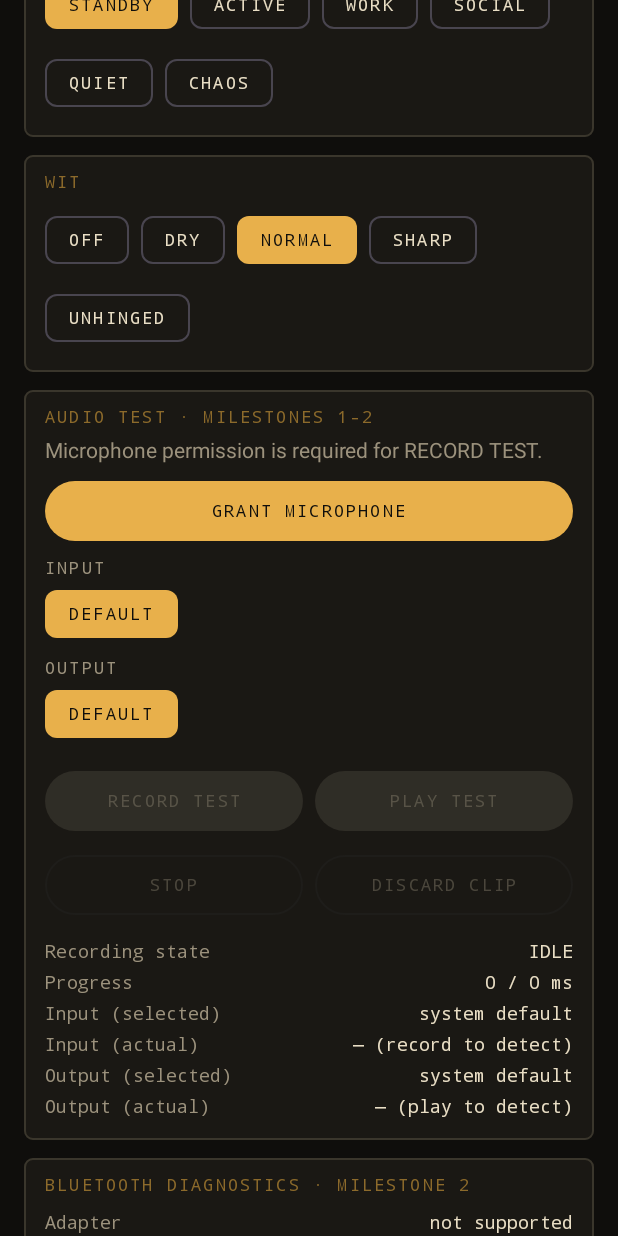
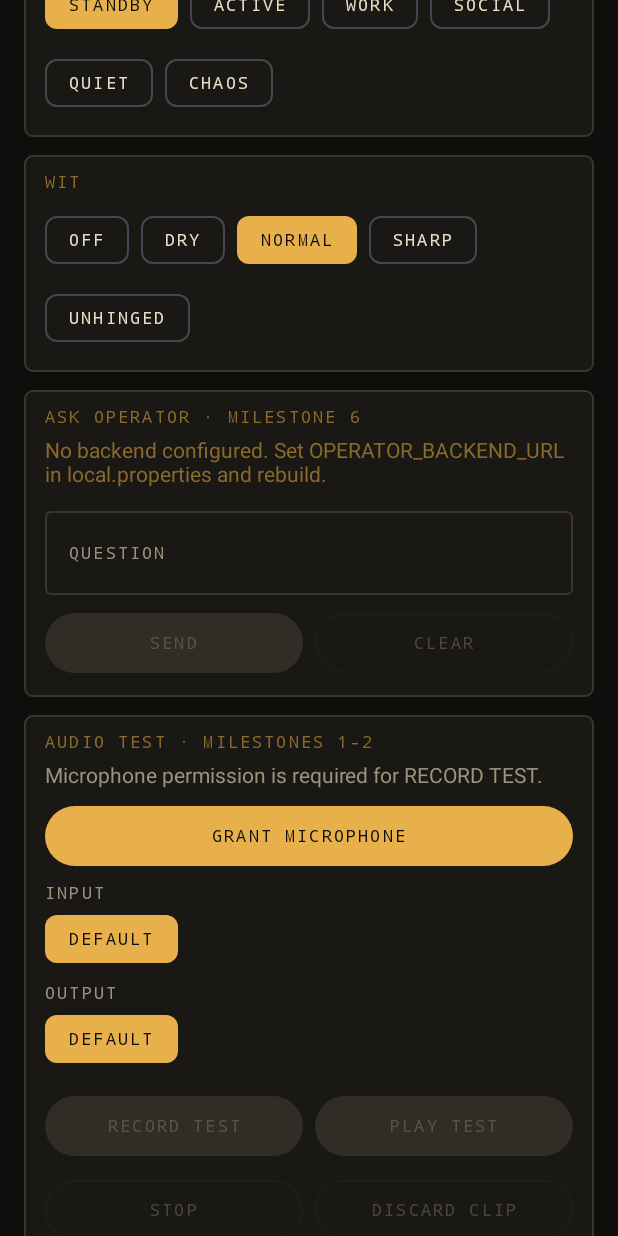
Before and after one commit to kadecarlson2006-hash/Operator, an Android app built with Jetpack Compose: the composable OperatorScreen shown on its own in the app's theme, scrolled down 576 dp, on a phone screen of 412 x 824 dp. Run offline under Robolectric (Android 15) with nearby library versions, the phone set to English and light mode, and no system bars; pictures from the network do not load.

Commit message:
Milestone 6 (app): Ask Operator panel over the backend
- OperatorBackend interface with a Ktor/OkHttp implementation, so the
  controller is testable with a fake and the phone still holds no provider
  credentials.
- AskOperatorController: one question in flight at a time, trims the
  prompt, records an end-to-end round trip on the shared LatencyTimeline,
  and turns transport and HTTP failures into readable messages.
- Ask Operator panel: question box, SEND, answer, model and upstream
  provider, tier with routing reason, prompt version, round trip coloured
  against the brief's latency targets, model latency, token counts.
- AI subsystem indicator reflects whether a backend URL is configured.
- Debug-only manifest allows cleartext so a laptop-hosted backend works in
  development; release builds keep Android's default.

Not yet compiled: the authoring sandbox has no Android SDK, so the CI build
job is the first check of this module. Three unit tests are included.

Co-Authored-By: Claude Opus 5 <noreply@anthropic.com>
Claude-Session: https://claude.ai/code/session_01RSVuzNsR9uqJ4MN3wgyWua

```diff
--- a/app/build.gradle.kts
+++ b/app/build.gradle.kts
@@ -32,7 +32,7 @@ android {
         minSdk = libs.versions.minSdk.get().toInt()
         targetSdk = libs.versions.targetSdk.get().toInt()
         versionCode = 1
-        versionName = "0.3.0-m3"
+        versionName = "0.6.0-m6"
 
         // Meta Wearables DAT attestation. "0"/"0" = Developer Mode (Meta AI app must have Developer Mode on).
         manifestPlaceholders["mwdat_application_id"] = configValue("MWDAT_APPLICATION_ID", "0")
@@ -85,6 +85,10 @@ dependencies {
     }
 
     implementation(libs.kotlinx.coroutines.android)
+    implementation(libs.ktor.client.core)
+    implementation(libs.ktor.client.okhttp)
+    implementation(libs.ktor.client.content.negotiation)
+    implementation(libs.ktor.serialization.kotlinx.json)
     implementation(libs.androidx.core.ktx)
     implementation(libs.androidx.activity.compose)
     implementation(libs.androidx.lifecycle.runtime.compose)
--- a/app/src/main/kotlin/com/operator/app/MainActivity.kt
+++ b/app/src/main/kotlin/com/operator/app/MainActivity.kt
@@ -70,6 +70,9 @@ private fun OperatorRoot(viewModel: OperatorViewModel, activity: Activity) {
             onRefresh = viewModel::refreshPermissions,
             onClearRouteLog = viewModel::clearRouteLog,
             onGlassesAction = { action -> viewModel.runGlassesAction(action, activity) },
+            onAskPromptChange = viewModel::setAskPrompt,
+            onAskSend = viewModel::sendAsk,
+            onAskClear = viewModel::clearAsk,
         )
     }
 
--- a/app/src/main/kotlin/com/operator/app/ui/OperatorScreen.kt
+++ b/app/src/main/kotlin/com/operator/app/ui/OperatorScreen.kt
@@ -17,6 +17,8 @@ import androidx.compose.material3.ButtonDefaults
 import androidx.compose.material3.FilterChip
 import androidx.compose.material3.FilterChipDefaults
 import androidx.compose.material3.LinearProgressIndicator
+import androidx.compose.material3.OutlinedTextField
+import androidx.compose.material3.OutlinedTextFieldDefaults
 import androidx.compose.material3.MaterialTheme
 import androidx.compose.material3.OutlinedButton
 import androidx.compose.material3.Scaffold
@@ -61,6 +63,9 @@ data class OperatorActions(
     val onRefresh: () -> Unit = {},
     val onClearRouteLog: () -> Unit = {},
     val onGlassesAction: (GlassesAction) -> Unit = {},
+    val onAskPromptChange: (String) -> Unit = {},
+    val onAskSend: () -> Unit = {},
+    val onAskClear: () -> Unit = {},
 )
 
 @Composable
@@ -79,6 +84,7 @@ fun OperatorScreen(state: OperatorUiState, actions: OperatorActions) {
             ControlsPanel(state, actions)
             ModePanel(state, actions)
             WitPanel(state, actions)
+            AskOperatorPanel(state, actions)
             AudioTestPanel(state, actions)
             BluetoothPanel(state, actions)
             GlassesPanel(state, actions)
@@ -209,6 +215,80 @@ private fun RouteChips(
             SelectorChip(route.summary.uppercase(), selected = selected?.id == route.id, enabled = enabled) { onSelect(route) }
         }
     }
+}
+
+@Composable
+private fun AskOperatorPanel(state: OperatorUiState, actions: OperatorActions) {
+    val ask = state.ask
+    ConsolePanel("Ask Operator · Milestone 6") {
+        if (state.config.backendUrl.isNullOrBlank()) {
+            Text(
+                "No backend configured. Set OPERATOR_BACKEND_URL in local.properties and rebuild.",
+                style = MaterialTheme.typography.bodyMedium,
+                color = OperatorColors.AmberDim,
+            )
+            Spacer(Modifier.height(8.dp))
+        }
+        OutlinedTextField(
+            value = ask.prompt,
+            onValueChange = actions.onAskPromptChange,
+            modifier = Modifier.fillMaxWidth(),
+            enabled = !ask.inFlight,
+            label = { Text("QUESTION", style = MaterialTheme.typography.labelSmall) },
+            placeholder = { Text("Who played the villain in that film?", style = MaterialTheme.typography.bodyMedium) },
+            textStyle = MaterialTheme.typography.bodyMedium,
+            colors = OutlinedTextFieldDefaults.colors(
+                focusedBorderColor = OperatorColors.Amber,
+                unfocusedBorderColor = OperatorColors.Outline,
+                focusedTextColor = OperatorColors.Cream,
+                unfocusedTextColor = OperatorColors.Cream,
+                cursorColor = OperatorColors.Amber,
+                focusedLabelColor = OperatorColors.AmberDim,
+                unfocusedLabelColor = OperatorColors.CreamDim,
+            ),
+        )
+        Spacer(Modifier.height(8.dp))
+        Row(Modifier.fillMaxWidth(), horizontalArrangement = Arrangement.spacedBy(8.dp)) {
+            Button(
+                onClick = actions.onAskSend,
+                enabled = ask.canSend && !state.operator.muted,
+                modifier = Modifier.weight(1f),
+                colors = ButtonDefaults.buttonColors(containerColor = OperatorColors.Amber, contentColor = OperatorColors.Background),
+            ) { Text(if (ask.inFlight) "SENDING…" else "SEND", style = MaterialTheme.typography.labelSmall) }
+            OutlinedButton(onClick = actions.onAskClear, enabled = !ask.inFlight && (ask.answer != null || ask.error != null || ask.prompt.isNotEmpty()), modifier = Modifier.weight(1f)) {
+                Text("CLEAR", style = MaterialTheme.typography.labelSmall)
+            }
+        }
+        if (ask.inFlight) {
+            Spacer(Modifier.height(10.dp))
+            LinearProgressIndicator(modifier = Modifier.fillMaxWidth(), color = OperatorColors.Amber, trackColor = OperatorColors.Outline)
+        }
+        ask.answer?.let { answer ->
+            Spacer(Modifier.height(12.dp))
+            Text("OPERATOR", style = MaterialTheme.typography.labelSmall, color = OperatorColors.AmberDim)
+            Text(answer, style = MaterialTheme.typography.bodyMedium, color = OperatorColors.Cream, modifier = Modifier.padding(top = 4.dp))
+            Spacer(Modifier.height(10.dp))
+            KeyValueRow("Model", "${ask.model ?: "—"}${ask.upstreamProvider?.let { " · $it" } ?: ""}")
+            KeyValueRow("Tier", "${ask.tier ?: "—"}${ask.routingReason?.let { " ($it)" } ?: ""}")
+            KeyValueRow("Prompt version", ask.promptVersion ?: "— (none loaded)")
+            KeyValueRow("Round trip", ask.roundTripMillis?.let { "$it ms" } ?: "—", latencyColor(ask.roundTripMillis))
+            KeyValueRow("Model latency", ask.modelLatencyMillis?.let { "$it ms" } ?: "—")
+            KeyValueRow("Tokens in/out", "${ask.inputTokens ?: "—"} / ${ask.outputTokens ?: "—"}")
+            ask.costUsd?.let { KeyValueRow("Reported cost", "$%.6f".format(it)) }
+        }
+        ask.error?.let {
+            Spacer(Modifier.height(10.dp))
+            KeyValueRow("Error", it, OperatorColors.Alert)
+        }
+    }
+}
+
+/** Latency targets from the brief: under 1 s ideal, 1–1.5 s good, over 3 s harms conversation. */
+private fun latencyColor(millis: Long?) = when {
+    millis == null -> OperatorColors.Cream
+    millis < 1_000 -> OperatorColors.Signal
+    millis < 3_000 -> OperatorColors.Amber
+    else -> OperatorColors.Alert
 }
 
 @Composable
@@ -417,8 +497,8 @@ private fun DiagnosticsPanel(state: OperatorUiState) {
         KeyValueRow("Muted", if (state.operator.muted) "YES" else "no")
         KeyValueRow("May volunteer", if (state.operator.mayVolunteer) "yes" else "no")
         KeyValueRow("Record test length", "${c.recordTestDurationMillis} ms")
-        KeyValueRow("Backend URL", c.backendUrl ?: "— (Milestone 4)")
-        KeyValueRow("AI provider / model", c.fastModelId ?: "— (Milestone 6)")
+        KeyValueRow("Backend URL", c.backendUrl ?: "— (set OPERATOR_BACKEND_URL)")
+        KeyValueRow("AI model (last answer)", state.ask.model ?: "— (ask something)")
         KeyValueRow("Decision model", c.decisionModelId ?: "— (Milestone 12)")
         KeyValueRow("TTS provider", c.ttsProvider ?: "— (Milestone 8)")
         KeyValueRow("Voice ID", c.elevenLabsVoiceId ?: "— (Milestone 9)")
--- a/app/src/main/kotlin/com/operator/app/ui/OperatorUiState.kt
+++ b/app/src/main/kotlin/com/operator/app/ui/OperatorUiState.kt
@@ -1,6 +1,7 @@
 package com.operator.app.ui
 
 import com.operator.app.audio.AudioRoutes
+import com.operator.app.backend.AskState
 import com.operator.app.bluetooth.BluetoothStatus
 import com.operator.core.audio.AudioLoopbackState
 import com.operator.core.config.OperatorConfig
@@ -21,6 +22,7 @@ data class OperatorUiState(
     val bluetoothPermissionGranted: Boolean = false,
     val bluetoothPermissionIsRuntime: Boolean = false,
     val routeEvents: List<RouteEvent> = emptyList(),
+    val ask: AskState = AskState(),
     val glasses: GlassesState = GlassesState(providerName = "none", sdkPresent = false),
     val glassesActions: List<GlassesAction> = emptyList(),
     /** Short description of the last state event, for the diagnostics card. */
```
Also changed, not shown: app/src/debug/AndroidManifest.xml (added, +12 -0 lines), app/src/main/kotlin/com/operator/app/backend/AskOperatorController.kt (added, +107 -0 lines), app/src/main/kotlin/com/operator/app/backend/OperatorBackendClient.kt (added, +92 -0 lines), app/src/main/kotlin/com/operator/app/di/OperatorContainer.kt (+15 -0 lines), app/src/main/kotlin/com/operator/app/ui/OperatorViewModel.kt (+16 -3 lines), 2 other files.
